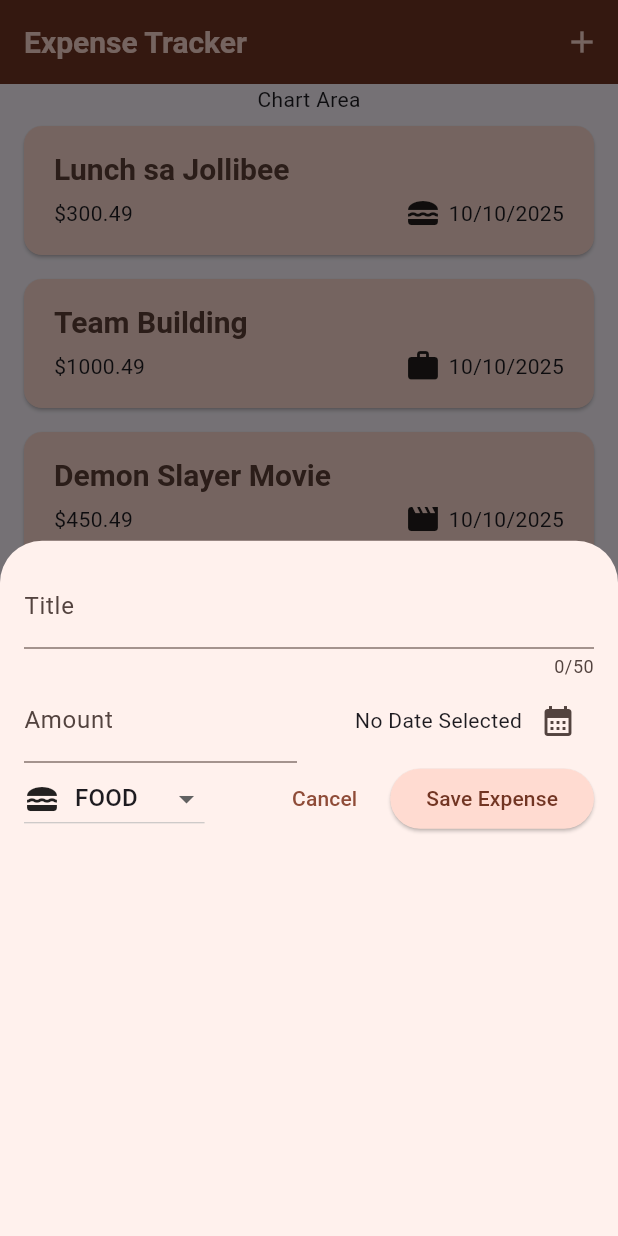
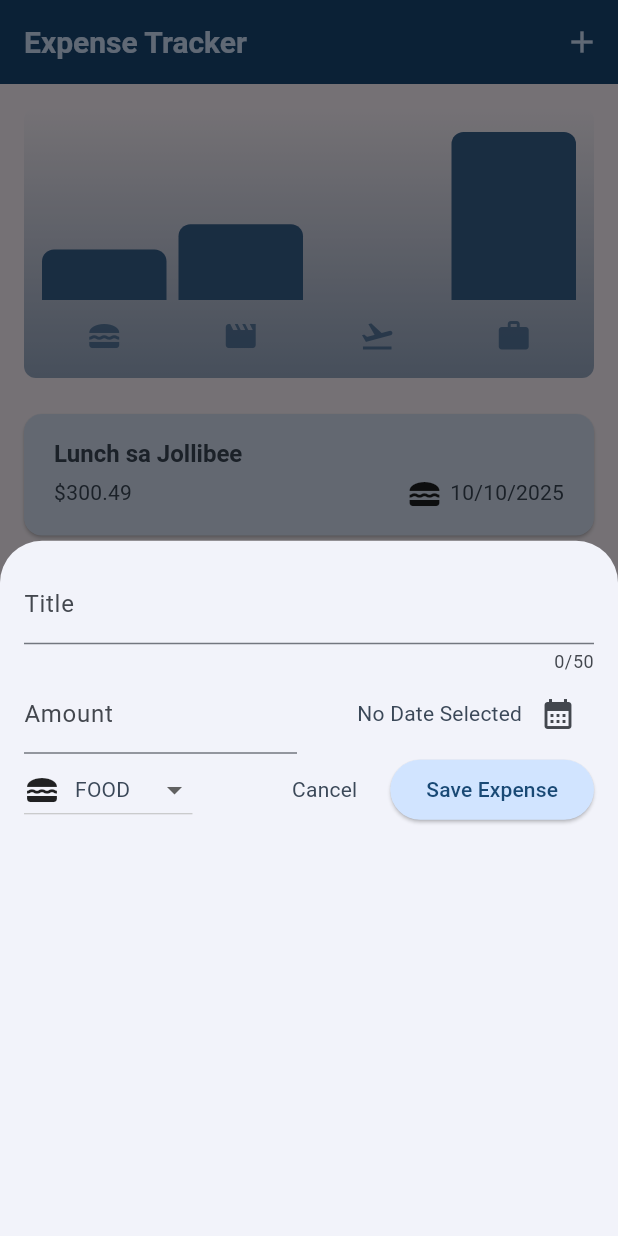
Before and after one commit to MascySylvan/expense_app, a Flutter app: the screen it shows after launch, after a tap on the "add" icon, on a phone screen of 412 x 824 dp. Run offline on Flutter 3.47's test engine with Material 3 defaults, Android fonts, the phone set to English and light mode, and no system bars.

Commit message:
Updated from lecture

```diff
--- /dev/null
+++ b/lib/chart/chart.dart
@@ -0,0 +1,93 @@
+import 'package:expense_app/chart/chart_bar.dart';
+import 'package:expense_app/model/expense.dart';
+import 'package:flutter/material.dart';
+
+class Chart extends StatelessWidget {
+  const Chart({
+    super.key,
+    required this.expenses,
+  });
+
+  final List<Expense> expenses;
+
+  List<ExpenseBucket> get buckets {
+    return [
+      ExpenseBucket.forCategory(expenses, Category.food),
+      ExpenseBucket.forCategory(expenses, Category.leisure),
+      ExpenseBucket.forCategory(expenses, Category.travel),
+      ExpenseBucket.forCategory(expenses, Category.work),
+    ];
+  }
+
+  double get maxTotalExpense {
+    double maxTotalExpense = 0;
+
+    for (final bucket in buckets) {
+      if (bucket.totalExpenses > maxTotalExpense) {
+        maxTotalExpense = bucket.totalExpenses;
+      }
+    }
+
+    return maxTotalExpense;
+  }
+
+  @override
+  Widget build(BuildContext context) {
+    final isDarkMode =
+        MediaQuery.of(context).platformBrightness == Brightness.dark;
+
+    return Container(
+      margin: EdgeInsets.all(16),
+      padding: EdgeInsets.symmetric(
+        horizontal: 8,
+        vertical: 16,
+      ),
+      width: double.infinity,
+      height: 180,
+      decoration: BoxDecoration(
+        borderRadius: BorderRadius.circular(8),
+        gradient: LinearGradient(
+          colors: [
+            Theme.of(context).colorScheme.primary.withOpacity(0.5),
+            Theme.of(context).colorScheme.primary.withOpacity(0.0),
+          ],
+          begin: Alignment.bottomCenter,
+          end: Alignment.topCenter,
+        ),
+      ),
+      child: Column(
+        children: [
+          Expanded(
+            child: Row(
+              crossAxisAlignment: CrossAxisAlignment.end,
+              children: [
+                for (final bucket in buckets)
+                  ChartBar(
+                    fill: bucket.totalExpenses == 0
+                        ? 0
+                        : bucket.totalExpenses / maxTotalExpense,
+                  ),
+              ],
+            ),
+          ),
+          SizedBox(height: 12),
+          Row(
+            children: buckets.map(
+              (bucket) => Expanded(
+                child: Padding(
+                  padding: EdgeInsets.symmetric(horizontal: 4),
+                  child: Icon(
+                    categoryIcons[bucket.category],
+                    color: isDarkMode
+                        ? Theme.of(context).colorScheme.secondary
+                        : Theme.of(context).colorScheme.primary.withOpacity(0.7),
+                  ),
+                ),
+              ),
+            ).toList(),
+          ),
+        ],
+      ),
+    );
+  }
+}
--- /dev/null
+++ b/lib/chart/chart_bar.dart
@@ -0,0 +1,38 @@
+import 'package:flutter/material.dart';
+
+class ChartBar extends StatelessWidget {
+  const ChartBar({
+    super.key,
+    required this.fill,
+  });
+
+  final double fill;
+
+  @override
+  Widget build(BuildContext context) {
+    final isDarkMode =
+        MediaQuery.of(context).platformBrightness == Brightness.dark;
+
+    return Expanded(
+      child: Padding(
+        padding: EdgeInsets.symmetric(
+          horizontal: 4,
+        ),
+        child: FractionallySizedBox(
+          heightFactor: fill,
+          child: DecoratedBox(
+            decoration: BoxDecoration(
+              shape: BoxShape.rectangle,
+              borderRadius: BorderRadius.vertical(
+                top: Radius.circular(8),
+              ),
+              color: isDarkMode
+                  ? Theme.of(context).colorScheme.secondary
+                  : Theme.of(context).colorScheme.primary,
+            ),
+          ),
+        ),
+      ),
+    );
+  }
+}
--- a/lib/expense/expense_item.dart
+++ b/lib/expense/expense_item.dart
@@ -20,17 +20,25 @@ class ExpenseItem extends StatelessWidget {
           children: [
             Text(
               expense.title,
-              style: Theme.of(context).textTheme.titleLarge,
+              style: Theme.of(context).textTheme.titleLarge!.copyWith(
+                fontSize: 16,
+              ),
             ),
             Row(
               children: [
-                Text('\$${expense.amount.toStringAsFixed(2)}'),
+                Text(
+                  '\$${expense.amount.toStringAsFixed(2)}',
+                  style: Theme.of(context).textTheme.titleMedium,
+                ),
                 Spacer(),
                 Row(
                   spacing: 5,
                   children: [
                     Icon(categoryIcons[expense.category]),
-                    Text(expense.formattedDate),
+                    Text(
+                      expense.formattedDate,
+                      style: Theme.of(context).textTheme.titleMedium,
+                    ),
                   ],
                 ),
               ],
--- a/lib/expense/expense_list.dart
+++ b/lib/expense/expense_list.dart
@@ -17,6 +17,10 @@ class ExpenseList extends StatelessWidget {
     return ListView.builder(
       itemCount: expenses.length,
       itemBuilder: (ctx, index) => Dismissible(
+        background: Container(
+          color: Theme.of(context).colorScheme.error.withOpacity(0.2),
+          margin: Theme.of(context).cardTheme.margin,
+        ),
         key: ValueKey(expenses[index]),
         onDismissed: (direction) {
           removeExpense(expenses[index]);
--- a/lib/expense/expense_screen.dart
+++ b/lib/expense/expense_screen.dart
@@ -1,3 +1,4 @@
+import 'package:expense_app/chart/chart.dart';
 import 'package:expense_app/expense/expense_list.dart';
 import 'package:expense_app/expense/new_expense.dart';
 import 'package:expense_app/model/expense.dart';
@@ -74,8 +75,13 @@ class _ExpenseScreenState extends State<ExpenseScreen> {
 
   @override
   Widget build(BuildContext context) {
+    final screenWidth = MediaQuery.of(context).size.width;
+
     Widget mainContent = Center(
-      child: Text('No expenses found. Try adding one!'),
+      child: Text(
+        'No expenses found. Try adding one!',
+        style: Theme.of(context).textTheme.titleMedium,
+      ),
     );
 
     if (registeredExpenses.isNotEmpty) {
@@ -95,9 +101,28 @@ class _ExpenseScreenState extends State<ExpenseScreen> {
           ),
         ],
       ),
-      body: Column(
+      // body: Column(
+      //   children: [
+      //     Chart(expenses: registeredExpenses),
+      //     Expanded(
+      //       child: mainContent,
+      //     ),
+      //   ],
+      // ),
+      body: screenWidth < 600
+          ? Column(
               children: [
-          Text('Chart Area'),
+                Chart(expenses: registeredExpenses),
+                Expanded(
+                  child: mainContent,
+                ),
+              ],
+            )
+          : Row(
+              children: [
+                Expanded(
+                  child: Chart(expenses: registeredExpenses),
+                ),
                 Expanded(
                   child: mainContent,
                 ),
--- a/lib/expense/new_expense.dart
+++ b/lib/expense/new_expense.dart
@@ -29,14 +29,23 @@ class _NewExpenseState extends State<NewExpense> {
       showDialog(
         context: context,
         builder: (ctx) => AlertDialog(
-          title: Text('Invalid Data'),
-          content: Text('Please fill out all fields with valid data.'),
+          title: Text(
+            'Invalid Data',
+            style: Theme.of(context).textTheme.titleMedium,
+          ),
+          content: Text(
+            'Please fill out all fields with valid data.',
+            style: Theme.of(context).textTheme.titleMedium,
+          ),
           actions: [
             TextButton(
               onPressed: () {
                 Navigator.pop(ctx);
               },
-              child: Text('OK'),
+              child: Text(
+                'OK',
+                style: Theme.of(context).textTheme.titleMedium,
+              ),
             ),
           ],
         ),
@@ -57,11 +66,15 @@ class _NewExpenseState extends State<NewExpense> {
     showDialog(
       context: context,
       builder: (ctx) => AlertDialog(
-        title: Text('Expense successfully saved'),
+        title: Text(
+          'Expense successfully saved',
+          style: Theme.of(context).textTheme.titleMedium,
+        ),
         content: Text(
           'Expense was saved with the following data.'
           '\nTitle: ${newExpense.title}'
           '\nAmount: \$${newExpense.amount}',
+          style: Theme.of(context).textTheme.titleMedium,
         ),
         actions: [
           TextButton(
@@ -69,7 +82,10 @@ class _NewExpenseState extends State<NewExpense> {
               Navigator.pop(ctx);
               Navigator.pop(context);
             },
-            child: Text('OK'),
+            child: Text(
+              'OK',
+              style: Theme.of(context).textTheme.titleMedium,
+            ),
           ),
         ],
       ),
@@ -112,6 +128,7 @@ class _NewExpenseState extends State<NewExpense> {
       child: Column(
         children: [
           TextField(
+            style: Theme.of(context).textTheme.titleMedium,
             controller: titleController,
             maxLength: 50,
             keyboardType: TextInputType.text,
@@ -124,6 +141,7 @@ class _NewExpenseState extends State<NewExpense> {
             children: [
               Expanded(
                 child: TextField(
+                  style: Theme.of(context).textTheme.titleMedium,
                   controller: amountController,
                   keyboardType: TextInputType.number,
                   decoration: InputDecoration(
@@ -140,6 +158,7 @@ class _NewExpenseState extends State<NewExpense> {
                       dateSelected == null
                           ? 'No Date Selected'
                           : formatter.format(dateSelected!),
+                      style: Theme.of(context).textTheme.titleMedium,
                     ),
                     IconButton(
                       onPressed: openDatePicker,
@@ -184,7 +203,10 @@ class _NewExpenseState extends State<NewExpense> {
                 onPressed: () {
                   Navigator.pop(context);
                 },
-                child: Text('Cancel'),
+                child: Text(
+                  'Cancel',
+                  style: Theme.of(context).textTheme.titleMedium,
+                ),
               ),
               ElevatedButton(
                 onPressed: submitExpenseData,
--- a/lib/main.dart
+++ b/lib/main.dart
@@ -1,14 +1,58 @@
 import 'package:expense_app/expense/expense_screen.dart';
 import 'package:flutter/material.dart';
+import 'package:flutter/services.dart';
+
+Color defaultColor = Colors.blue;
 
 var kColorScheme = ColorScheme.fromSeed(
-  seedColor: Colors.deepOrange,
+  seedColor: defaultColor,
+);
+
+var kDarkColorScheme = ColorScheme.fromSeed(
+  brightness: Brightness.dark,
+  seedColor: defaultColor,
 );
 
 void main() {
+  // WidgetsFlutterBinding.ensureInitialized();
+  // SystemChrome.setPreferredOrientations([
+  //   DeviceOrientation.portraitUp,
+  // ]).then((fn) {
     runApp(
       MaterialApp(
         debugShowCheckedModeBanner: false,
+        darkTheme: ThemeData.dark().copyWith(
+          colorScheme: kDarkColorScheme,
+          appBarTheme: AppBarTheme().copyWith(
+            backgroundColor: kDarkColorScheme.onPrimaryContainer,
+            foregroundColor: kDarkColorScheme.primaryContainer,
+          ),
+          cardTheme: CardThemeData().copyWith(
+            color: kDarkColorScheme.secondaryContainer,
+            margin: EdgeInsets.symmetric(
+              horizontal: 16,
+              vertical: 8,
+            ),
+          ),
+          elevatedButtonTheme: ElevatedButtonThemeData(
+            style: ElevatedButton.styleFrom(
+              backgroundColor: kDarkColorScheme.primaryContainer,
+              foregroundColor: kDarkColorScheme.onPrimaryContainer,
+            ),
+          ),
+          textTheme: ThemeData().textTheme.copyWith(
+            titleLarge: TextStyle(
+              fontWeight: FontWeight.bold,
+              color: kDarkColorScheme.onSecondaryContainer,
+              fontSize: 20,
+            ),
+            titleMedium: TextStyle(
+              fontWeight: FontWeight.normal,
+              color: kDarkColorScheme.onSecondaryContainer,
+              fontSize: 14,
+            ),
+          ),
+        ),
         theme: ThemeData().copyWith(
           colorScheme: kColorScheme,
           appBarTheme: AppBarTheme().copyWith(
@@ -25,7 +69,7 @@ void main() {
           elevatedButtonTheme: ElevatedButtonThemeData(
             style: ElevatedButton.styleFrom(
               backgroundColor: kColorScheme.primaryContainer,
-            foregroundColor: kColorScheme.onPrimaryContainer
+              foregroundColor: kColorScheme.onPrimaryContainer,
             ),
           ),
           textTheme: ThemeData().textTheme.copyWith(
@@ -34,9 +78,16 @@ void main() {
               color: kColorScheme.onSecondaryContainer,
               fontSize: 20,
             ),
+            titleMedium: TextStyle(
+              fontWeight: FontWeight.normal,
+              color: kColorScheme.onSecondaryContainer,
+              fontSize: 14,
             ),
           ),
+        ),
+        themeMode: ThemeMode.light,
         home: ExpenseScreen(),
       ),
     );
+  //});
 }
--- a/lib/model/expense.dart
+++ b/lib/model/expense.dart
@@ -38,3 +38,28 @@ class Expense {
     return formatter.format(date);
   }
 }
+
+class ExpenseBucket {
+  const ExpenseBucket({
+    required this.category,
+    required this.expenses,
+  });
+
+  ExpenseBucket.forCategory(List<Expense> allExpenses, this.category)
+    : expenses = allExpenses
+          .where((expense) => expense.category == category)
+          .toList();
+
+  final Category category;
+  final List<Expense> expenses;
+
+  double get totalExpenses {
+    double sum = 0;
+
+    for (final expense in expenses) {
+      sum += expense.amount;
+    }
+
+    return sum;
+  }
+}
```
Also changed, not shown: 1 other file. Lines whose indentation alone changed are shown as unchanged.
